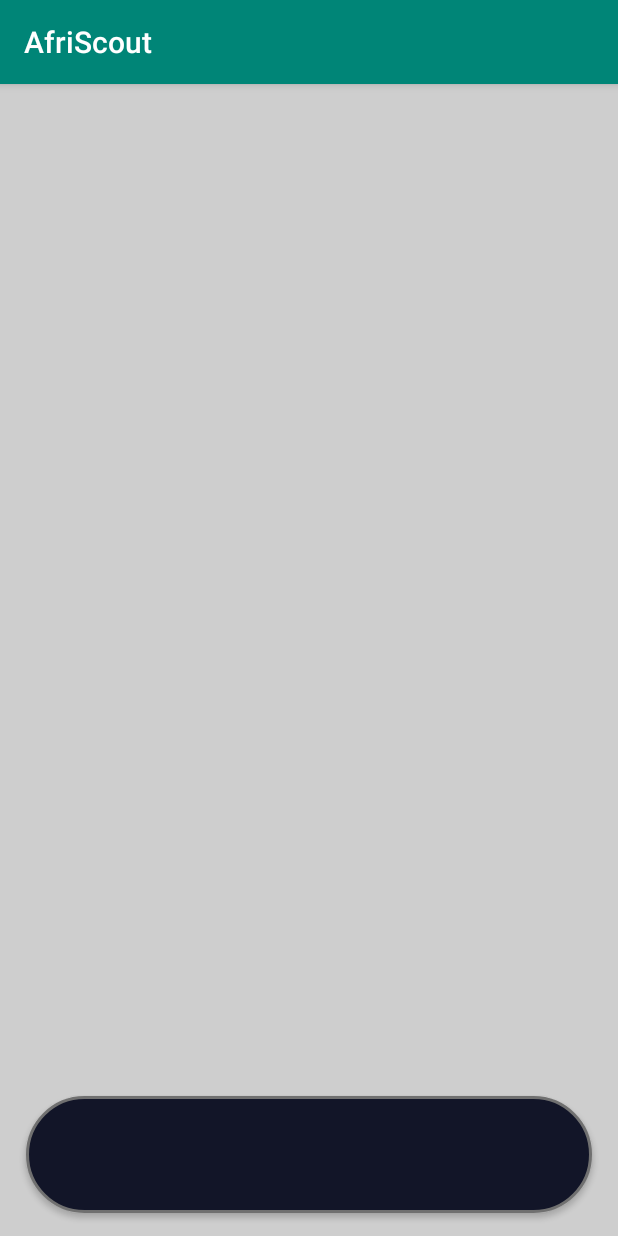
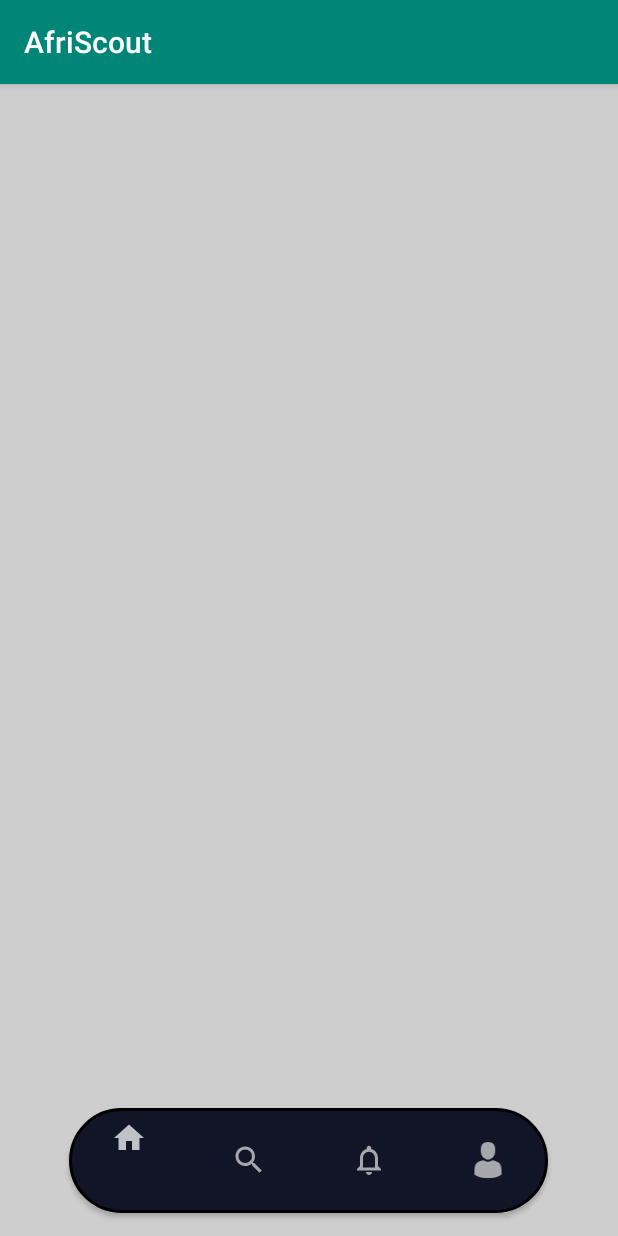
Before and after one commit to namdiemefo/Afriskaut-Mobile, an Android app: the MainActivity screen opened directly, with no data from a screen before it, on a phone screen of 412 x 824 dp. Run offline under Robolectric (Android 15) with nearby library versions, the phone set to English and light mode, and no system bars.

Commit message:
implemented mainpage ui

```diff
--- a/app/src/main/java/com/naemo/afriscout/views/account/register/RegisterActivity.kt
+++ b/app/src/main/java/com/naemo/afriscout/views/account/register/RegisterActivity.kt
@@ -19,6 +19,7 @@ import com.naemo.afriscout.databinding.ActivityRegisterBinding
 import com.naemo.afriscout.utils.AppUtils
 import com.naemo.afriscout.views.account.login.LoginActivity
 import com.naemo.afriscout.views.base.BaseActivity
+import com.naemo.afriscout.views.main.MainActivity
 import javax.inject.Inject
 
 
@@ -146,7 +147,7 @@ class RegisterActivity : BaseActivity<ActivityRegisterBinding, RegisterViewModel
     }
 
     override fun goToPp() {
-        TODO("not implemented") //To change body of created functions use File | Settings | File Templates.
+        startActivity(Intent(this, MainActivity::class.java))
     }
 
     override fun goToTos() {
--- /dev/null
+++ b/app/src/main/java/com/naemo/afriscout/views/common/NoSwipePager.kt
@@ -0,0 +1,27 @@
+package com.naemo.afriscout.views.common
+
+import android.content.Context
+import android.util.AttributeSet
+import android.view.MotionEvent
+import androidx.viewpager.widget.ViewPager
+
+class NoSwipePager(context: Context, attrs: AttributeSet) : ViewPager(context) {
+
+     var enabled: Boolean? = false
+
+    override fun onTouchEvent(event: MotionEvent): Boolean {
+        return if (this.enabled!!) {
+            super.onTouchEvent(event)
+        } else false
+    }
+
+    override fun onInterceptTouchEvent(event: MotionEvent): Boolean {
+        return if (this.enabled!!) {
+            super.onInterceptTouchEvent(event)
+        } else false
+    }
+
+    fun setPagingEnabled(enabled: Boolean) {
+        this.enabled = enabled
+    }
+}
--- /dev/null
+++ b/app/src/main/res/drawable/ic_home.xml
@@ -0,0 +1,9 @@
+<vector android:height="24dp" android:tint="#DADADA"
+    android:viewportHeight="24.0" android:viewportWidth="24.0"
+    android:width="24dp"
+    android:fillAlpha="0.74"
+    xmlns:android="http://schemas.android.com/apk/res/android">
+    <path android:fillColor="#FF0000"
+        android:fillAlpha="0.74"
+        android:pathData="M10,20v-6h4v6h5v-8h3L12,3 2,12h3v8z"/>
+</vector>
--- /dev/null
+++ b/app/src/main/res/drawable/ic_notifications.xml
@@ -0,0 +1,9 @@
+<vector android:height="24dp" android:tint="#DADADA"
+    android:viewportHeight="24.0" android:viewportWidth="24.0"
+    android:width="24dp" xmlns:android="http://schemas.android.com/apk/res/android">
+
+    <path
+        android:fillColor="#FF0000"
+        android:fillAlpha="0.74"
+        android:pathData="M12,22c1.1,0 2,-0.9 2,-2h-4c0,1.1 0.9,2 2,2zM18,16v-5c0,-3.07 -1.63,-5.64 -4.5,-6.32L13.5,4c0,-0.83 -0.67,-1.5 -1.5,-1.5s-1.5,0.67 -1.5,1.5v0.68C7.64,5.36 6,7.92 6,11v5l-2,2v1h16v-1l-2,-2zM16,17L8,17v-6c0,-2.48 1.51,-4.5 4,-4.5s4,2.02 4,4.5v6z"/>
+</vector>
--- /dev/null
+++ b/app/src/main/res/drawable/ic_profile.xml
@@ -0,0 +1,23 @@
+<vector xmlns:android="http://schemas.android.com/apk/res/android"
+    android:width="16dp"
+    android:height="20dp"
+    android:tint="#DADADA"
+    android:viewportWidth="16"
+    android:viewportHeight="20">
+  <path
+      android:pathData="M8.0002,9.7813C10.2239,9.7813 12.0267,7.5917 12.0267,4.8907C12.0267,2.1896 11.4348,0 8.0002,0C4.5656,0 3.9736,2.1896 3.9736,4.8907C3.9736,7.5917 5.7764,9.7813 8.0002,9.7813Z"
+      android:fillColor="#FF0000"
+      android:fillAlpha="0.74"/>
+  <path
+      android:pathData="M0.3953,17.2487C0.3942,17.084 0.3931,17.2023 0.3953,17.2487V17.2487Z"
+      android:fillColor="#FF0000"
+      android:fillAlpha="0.74"/>
+  <path
+      android:pathData="M15.605,17.3774C15.6084,17.3323 15.6062,17.0646 15.605,17.3774V17.3774Z"
+      android:fillColor="#FF0000"
+      android:fillAlpha="0.74"/>
+  <path
+      android:pathData="M15.5966,17.0513C15.522,12.346 14.9075,11.0053 10.205,10.1566C10.205,10.1566 9.5431,11.0001 8.0002,11.0001C6.4574,11.0001 5.7953,10.1566 5.7953,10.1566C1.1442,10.996 0.4923,12.3169 0.4066,16.8984C0.3995,17.2725 0.3963,17.2922 0.395,17.2488C0.3953,17.3301 0.3956,17.4806 0.3956,17.7431C0.3956,17.7431 1.5152,20 8.0002,20C14.4851,20 15.6048,17.7431 15.6048,17.7431C15.6048,17.5745 15.6049,17.4572 15.6051,17.3774C15.6038,17.4043 15.6013,17.3522 15.5966,17.0513Z"
+      android:fillColor="#FF0000"
+      android:fillAlpha="0.74"/>
+</vector>
--- /dev/null
+++ b/app/src/main/res/drawable/ic_search.xml
@@ -0,0 +1,7 @@
+<vector android:height="24dp" android:tint="#DADADA"
+    android:viewportHeight="24.0" android:viewportWidth="24.0"
+    android:width="24dp" xmlns:android="http://schemas.android.com/apk/res/android">
+    <path android:fillColor="#FF0000"
+        android:fillAlpha="0.74"
+        android:pathData="M15.5,14h-0.79l-0.28,-0.27C15.41,12.59 16,11.11 16,9.5 16,5.91 13.09,3 9.5,3S3,5.91 3,9.5 5.91,16 9.5,16c1.61,0 3.09,-0.59 4.23,-1.57l0.27,0.28v0.79l5,4.99L20.49,19l-4.99,-5zM9.5,14C7.01,14 5,11.99 5,9.5S7.01,5 9.5,5 14,7.01 14,9.5 11.99,14 9.5,14z"/>
+</vector>
--- /dev/null
+++ b/app/src/main/res/drawable/nav_color_selector.xml
@@ -0,0 +1,7 @@
+<?xml version="1.0" encoding="utf-8"?>
+<selector xmlns:android="http://schemas.android.com/apk/res/android">
+
+    <item android:state_checked="true" android:color="@color/colorWhite" />
+    <item android:color="@color/colorItem"  />
+
+</selector>
--- a/app/src/main/res/drawable/navigation_rounded.xml
+++ b/app/src/main/res/drawable/navigation_rounded.xml
@@ -2,7 +2,7 @@
 <shape xmlns:android="http://schemas.android.com/apk/res/android"
     android:shape="rectangle">
     <solid android:color="@color/colorLoginBtn" />
-    <stroke android:width="2dp" android:color="@color/colorHint" />
+    <stroke android:width="2dp" />
     <corners android:radius="40dp"/>
 
 
--- a/app/src/main/res/layout/activity_main.xml
+++ b/app/src/main/res/layout/activity_main.xml
@@ -7,14 +7,22 @@
     android:background="@color/colorMainBackground"
     tools:context=".views.main.MainActivity">
 
+    <com.naemo.afriscout.views.common.NoSwipePager
+        android:layout_width="match_parent"
+        android:layout_height="match_parent"
+        android:id="@+id/view_pager" />
+
     <com.google.android.material.bottomnavigation.BottomNavigationView
         android:id="@+id/navigation"
-        android:layout_width="377dp"
-        android:layout_height="78dp"
+        android:layout_width="319dp"
+        android:layout_height="70dp"
         android:layout_gravity="bottom|center"
+        android:layout_marginBottom="15dp"
         android:background="@drawable/navigation_rounded"
-        android:layout_marginBottom="15dp"
-        app:elevation="2dp" />
+        app:elevation="2dp"
+        app:itemHorizontalTranslationEnabled="false"
+        app:itemIconTint="@drawable/nav_color_selector"
+        app:menu="@menu/navigation_menu" />
 
 
 </androidx.coordinatorlayout.widget.CoordinatorLayout>
--- /dev/null
+++ b/app/src/main/res/menu/navigation_menu.xml
@@ -0,0 +1,24 @@
+<?xml version="1.0" encoding="utf-8"?>
+<menu xmlns:android="http://schemas.android.com/apk/res/android">
+
+    <item
+        android:id="@+id/feeds"
+        android:icon="@drawable/ic_home"
+        android:title="" />
+
+    <item
+        android:id="@+id/search"
+        android:icon="@drawable/ic_search"
+        android:title="" />
+
+    <item
+        android:id="@+id/notifications"
+        android:icon="@drawable/ic_notifications"
+        android:title="" />
+
+    <item
+        android:id="@+id/profile"
+        android:icon="@drawable/ic_profile"
+        android:title="" />
+
+</menu>
--- a/app/src/main/res/values/colors.xml
+++ b/app/src/main/res/values/colors.xml
@@ -10,4 +10,5 @@
     <color name="colorLoginBtn">#121528</color>
     <color name="colorLoginTitle">#000000</color>
     <color name="colorMainBackground">#CECECE</color>
+    <color name="colorItem">#DADADA</color>
 </resources>
--- a/app/src/main/res/values/strings.xml
+++ b/app/src/main/res/values/strings.xml
@@ -17,4 +17,8 @@
     <string name="pp">PRIVACY POLICY</string>
     <string name="forgot">Forgot Password</string>
     <string name="please_enter_a_registered_e_mail_address">Please enter a registered e-mail address</string>
+    <string name="home">Home</string>
+    <string name="search">Search</string>
+    <string name="notifications">Notifications</string>
+    <string name="profile_menu">Profile</string>
 </resources>
```
